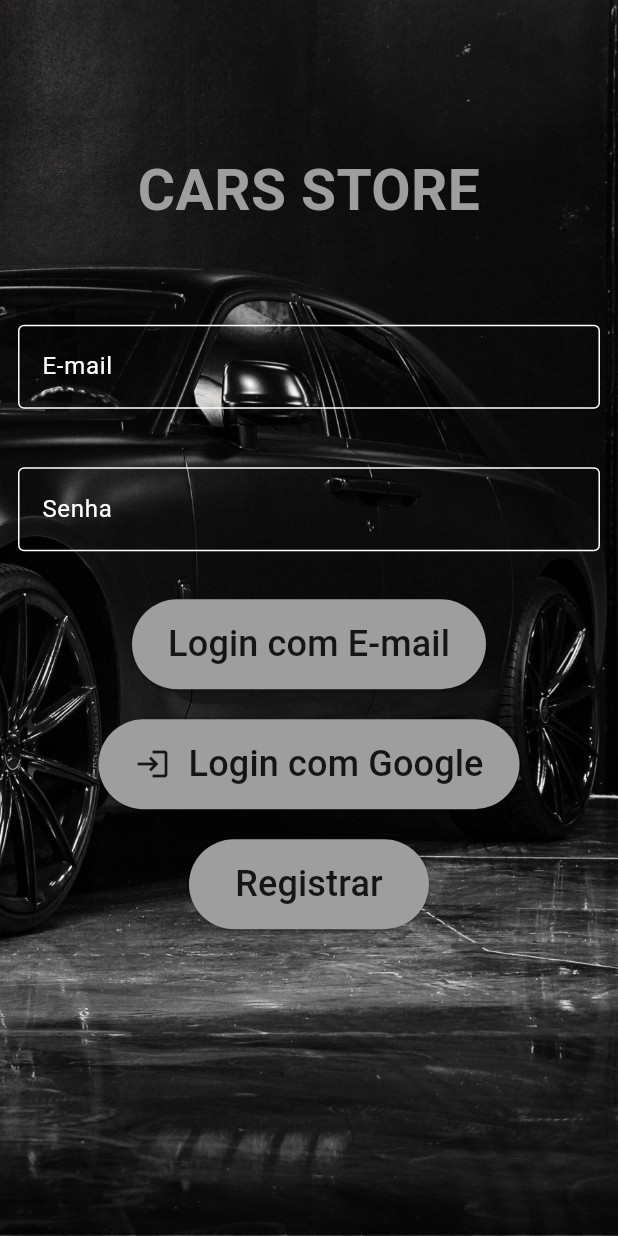
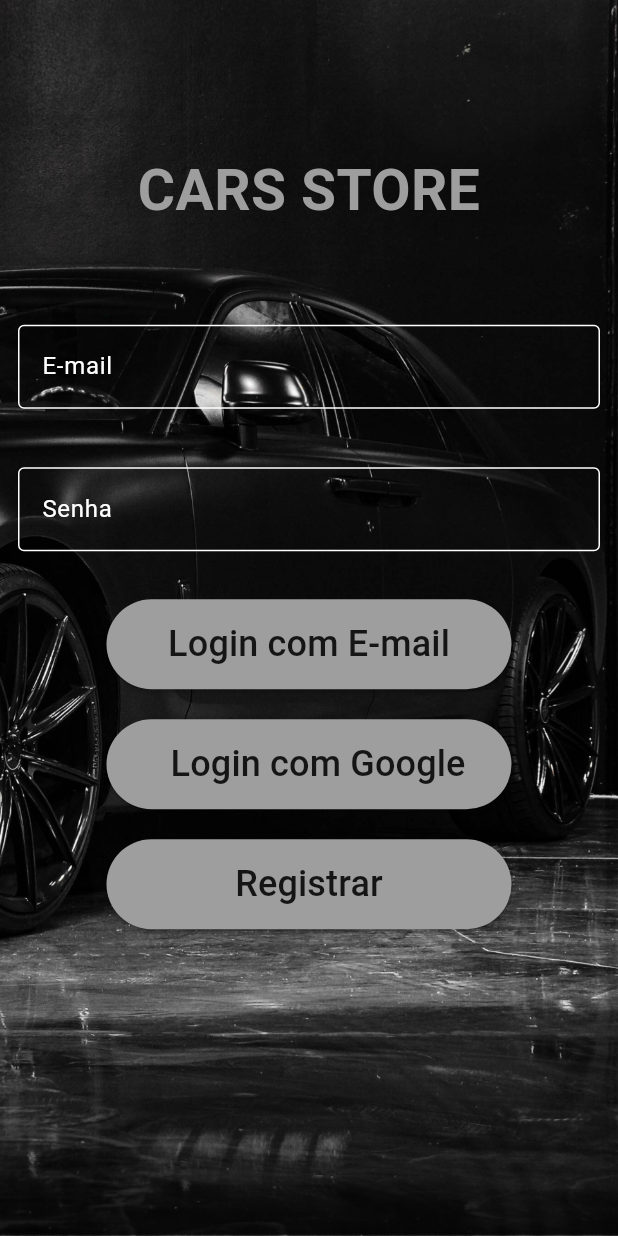
Before and after one commit to lukasreei/carviewproject, a Flutter app: the screen it shows after launch, on a phone screen of 412 x 824 dp. Run offline on Flutter 3.47's test engine with Material 3 defaults, Android fonts, the light colour scheme and no system bars; our stand-ins replace cloud_firestore, firebase_analytics, firebase_auth, firebase_core, flutter_localized_locales, google_fonts and 1 more; accounts and stored records are empty.

Commit message:
ajuste button login

```diff
--- a/lib/pages/authentication/email.dart
+++ b/lib/pages/authentication/email.dart
@@ -117,7 +117,7 @@ class _EmailLoginPageState extends State<EmailLoginPage> {
             style: ElevatedButton.styleFrom(
               foregroundColor: Colors.black87,
               backgroundColor: Colors.grey,
-              minimumSize: Size(160, 60),
+              fixedSize: Size(270, 60)
             ),
             child: const Text(
               'Login com E-mail',
--- a/lib/pages/login.dart
+++ b/lib/pages/login.dart
@@ -53,12 +53,11 @@ class LoginPage extends StatelessWidget {
                   style: ElevatedButton.styleFrom(
                     foregroundColor: Colors.black87,
                     backgroundColor: Colors.grey,
-                    minimumSize: Size(160, 60),
+                    fixedSize: Size(270, 60)
                   ),
                   child: const Row(
                     mainAxisSize: MainAxisSize.min,
                     children: [
-                      Icon(Icons.login, size: 24, color: Colors.black87),
                       SizedBox(width: 12),
                       Text(
                         'Login com Google',
@@ -76,7 +75,7 @@ class LoginPage extends StatelessWidget {
                     );
                   },
                   style: ElevatedButton.styleFrom(
-                    minimumSize: Size(160, 60),
+                    fixedSize: Size(270, 60),
                     foregroundColor: Colors.black87,
                     backgroundColor: Colors.grey,
                   ),
```
Also changed, not shown: assets/fonts/TheSeasons-Regular.ttf (added).
